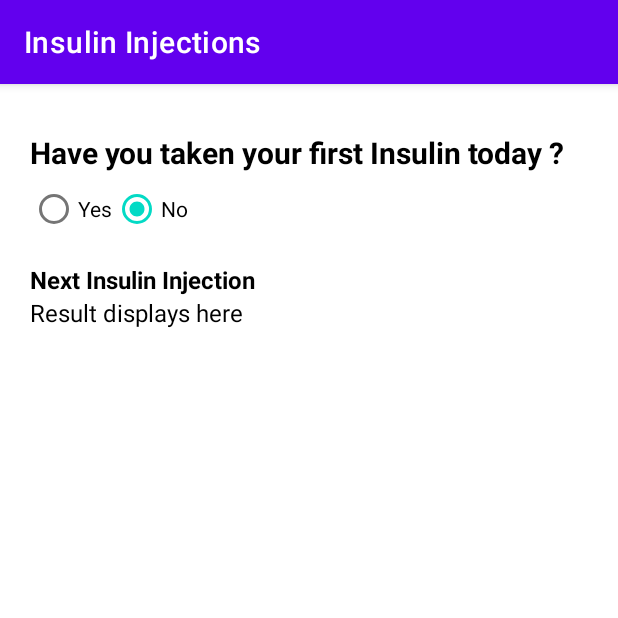
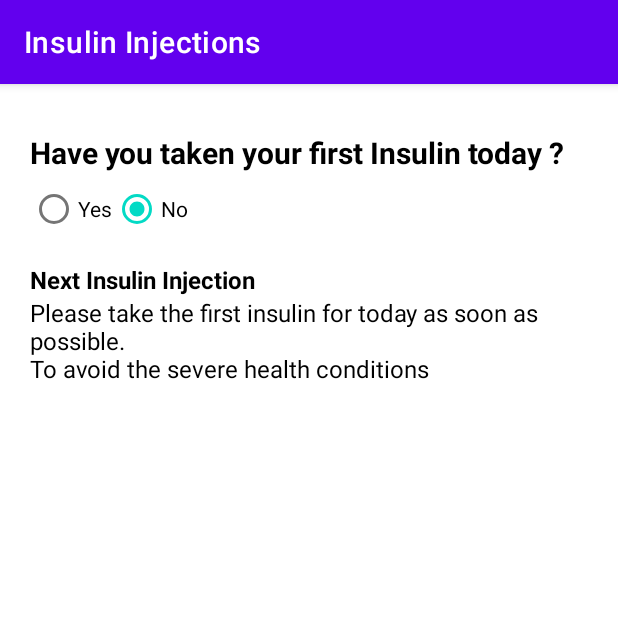
Before and after one commit to S545232/DiabetesPrognosis, an Android app: the InsulinActivity screen opened directly, with no data from a screen before it, after a tap on "No", on a phone screen of 412 x 824 dp, the top half of it. Run offline under Robolectric (Android 15) with nearby library versions, the phone set to English and light mode, and no system bars; 1 other tap on this screen came first.

Commit message:
insulin screen completed

```diff
--- a/app/src/main/java/com/anil/androidgroup04/InsulinActivity.java
+++ b/app/src/main/java/com/anil/androidgroup04/InsulinActivity.java
@@ -13,10 +13,7 @@ import com.google.android.material.textfield.TextInputEditText;
 import com.google.android.material.textfield.TextInputLayout;
 
 public class InsulinActivity extends AppCompatActivity {
-    TextView displayTV, tvFirstDose, tvNextDosageHeader, tvNextDosageDate;
-
-    RadioGroup rg_insulin;
-    RadioButton rb_firstinsulin_yes, rb_firstinsulin_no;
+    TextView displayTV;
 
     @Override
     protected void onCreate(Bundle savedInstanceState) {
@@ -24,21 +21,31 @@ public class InsulinActivity extends AppCompatActivity {
         setContentView(R.layout.activity_insulin);
 
         getSupportActionBar().setTitle("Insulin Injections");
+
+        initViews();
     }
 
     public void initViews() {
-
-        tvFirstDose = findViewById(R.id.tv_first_insulin);
-
-        tvNextDosageHeader = findViewById(R.id.tv_next_insulin_header);
-        tvNextDosageDate = findViewById(R.id.tv_next_insulin_date);
-
-        rg_insulin = findViewById(R.id.rg_insulin);
-        rb_firstinsulin_yes = findViewById(R.id.rb_firstinsulin_yes);
-
+        displayTV = findViewById(R.id.tv_result);
     }
 
     public void onRadioButtonClicked(View view) {
+        // Is the view now checked?
+        boolean checked = ((RadioButton) view).isChecked();
 
+        // Check which RadioButton was clicked
+        switch (view.getId()) {
+            case R.id.rb_firstinsulin_yes:
+                if (checked) {
+                    displayTV.setText("Please take the next insulin after 6 hours of gap from the first insulin.");
+                }
+                break;
+
+            case R.id.rb_firstinsulin_no:
+                if (checked) {
+                    displayTV.setText("Please take the first insulin for today as soon as possible.\nTo avoid the severe health conditions");
+                }
+                break;
+        }
     }
 }
--- a/app/src/main/res/layout/activity_insulin.xml
+++ b/app/src/main/res/layout/activity_insulin.xml
@@ -52,7 +52,7 @@
         android:textStyle="bold" />
 
     <TextView
-        android:id="@+id/tv_next_insulin_date"
+        android:id="@+id/tv_result"
         android:layout_width="wrap_content"
         android:layout_height="wrap_content"
         android:text="Result displays here"
```
